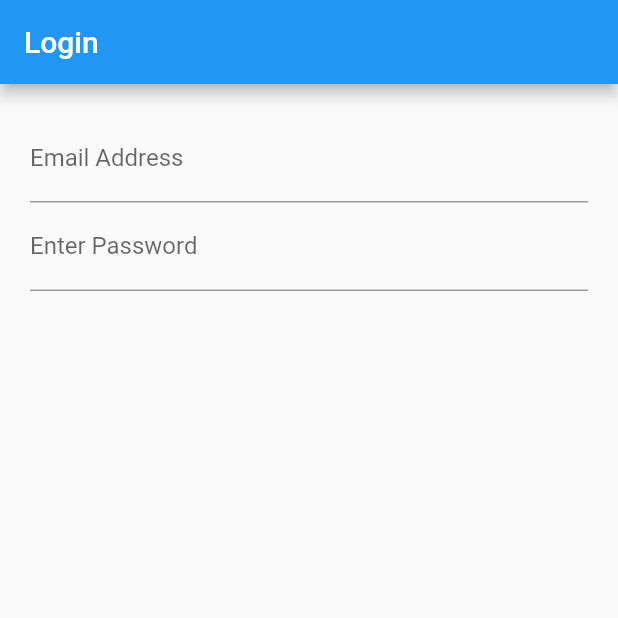
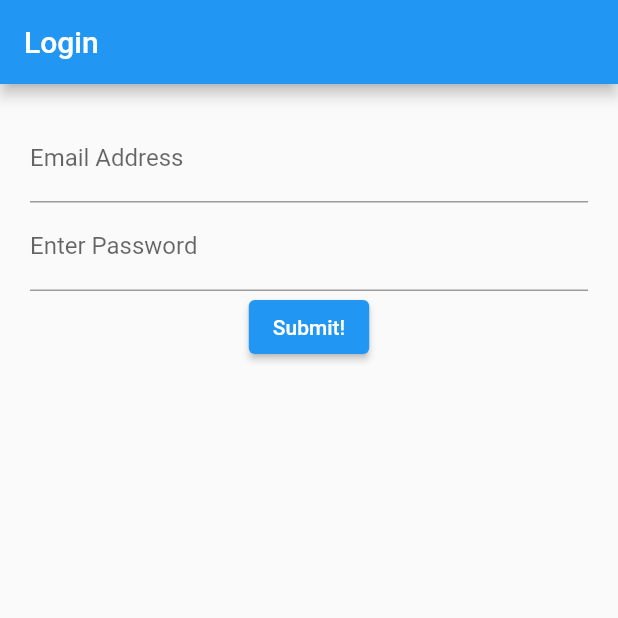
Before and after one commit to richardingwe/login_stateful, a Flutter app: the screen it shows after launch, on a phone screen of 412 x 824 dp, the top half of it. Run offline on Flutter 3.47's test engine with Material 2 defaults, Android fonts, the phone set to English and light mode, and no system bars.

Commit message:
added the submit button using elevated button

```diff
--- a/lib/src/screens/login_screen.dart
+++ b/lib/src/screens/login_screen.dart
@@ -15,7 +15,7 @@ class _LoginScreenState extends State<LoginScreen> {
           children: <Widget>[
             emailField(),
             passwordField(),
-            //  submitButton(),
+            submitButton(),
           ],
         ),
       ),
@@ -42,5 +42,10 @@ class _LoginScreenState extends State<LoginScreen> {
     );
   }
 
-  Widget submitButton() {}
+  Widget submitButton() {
+    return ElevatedButton(
+      onPressed: () {},
+      child: Text('Submit!'),
+    );
+  }
 }
```
